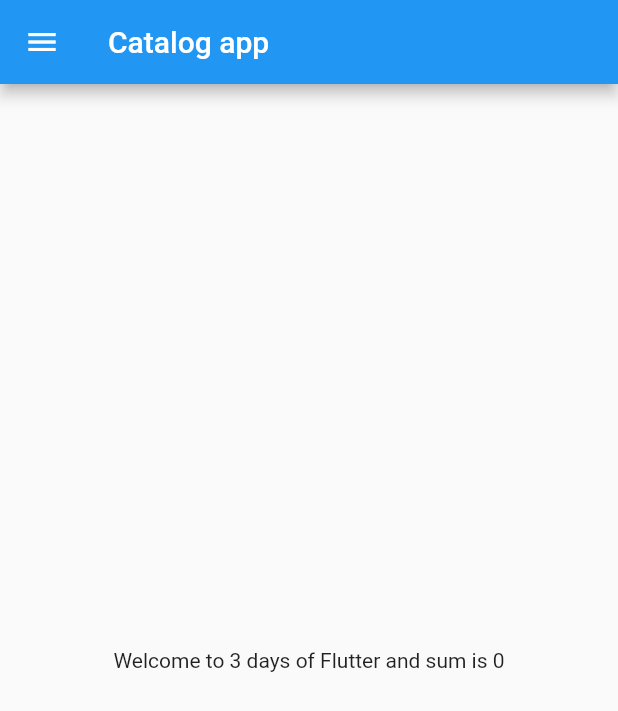
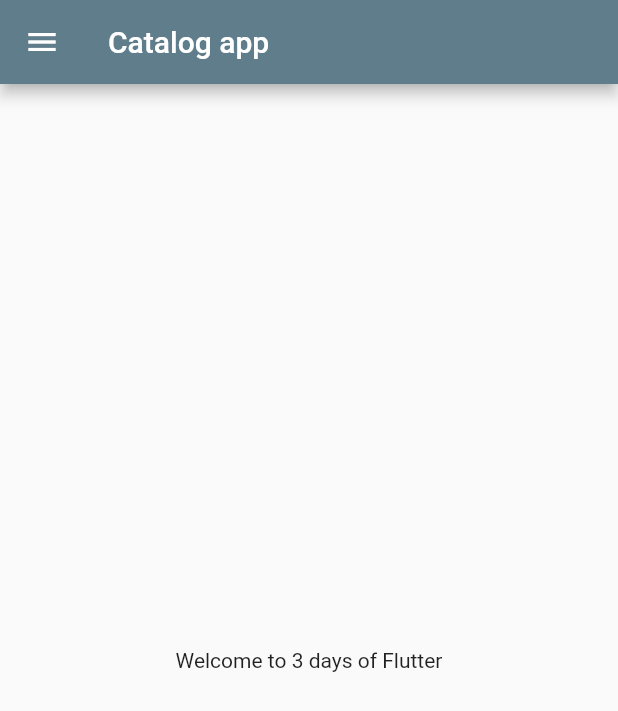
Before and after one commit to usman-ghani190/LearningFlutter, a Flutter app: the screen it shows after launch, on a phone screen of 412 x 824 dp. Shown: the top 711 px of the screen. Run offline on Flutter 3.47's test engine with Material 2 defaults, Android fonts, the phone set to English and light mode, and no system bars.

Commit message:
day 3 completed

```diff
--- a/lib/main.dart
+++ b/lib/main.dart
@@ -1,7 +1,7 @@
 // ignore_for_file: prefer_const_constructors
 
 import 'package:flutter/material.dart';
-import 'package:flutter_application_1/home_page.dart';
+import 'package:flutter_application_1/pages/home_page.dart';
 
 void main() {
   runApp(MyApp());
@@ -13,6 +13,9 @@ class MyApp extends StatelessWidget {
   Widget build(BuildContext context) {
     return MaterialApp(
       home: Homepage(),
+      themeMode: ThemeMode.light,
+      theme: ThemeData(primarySwatch: Colors.blueGrey),
+      darkTheme: ThemeData(brightness: Brightness.dark),
     );
   }
 }
--- a/lib/home_page.dart
+++ b/lib/pages/home_page.dart
@@ -4,10 +4,6 @@ import 'package:flutter/material.dart';
 class Homepage extends StatelessWidget {
   int num = 03;
   String name = "Flutter";
-  var num1 = 3;
-  var num2 = 4;
-  var sum = 0;
-
 
   Homepage({super.key});
 
@@ -18,7 +14,7 @@ class Homepage extends StatelessWidget {
         title: const Text("Catalog app"),
       ),
       body: Center(
-        child: Text("Welcome to $num days of $name and sum is $sum"),
+        child: Text("Welcome to $num days of $name"),
       ),
       drawer: const Drawer(),
     );
```
